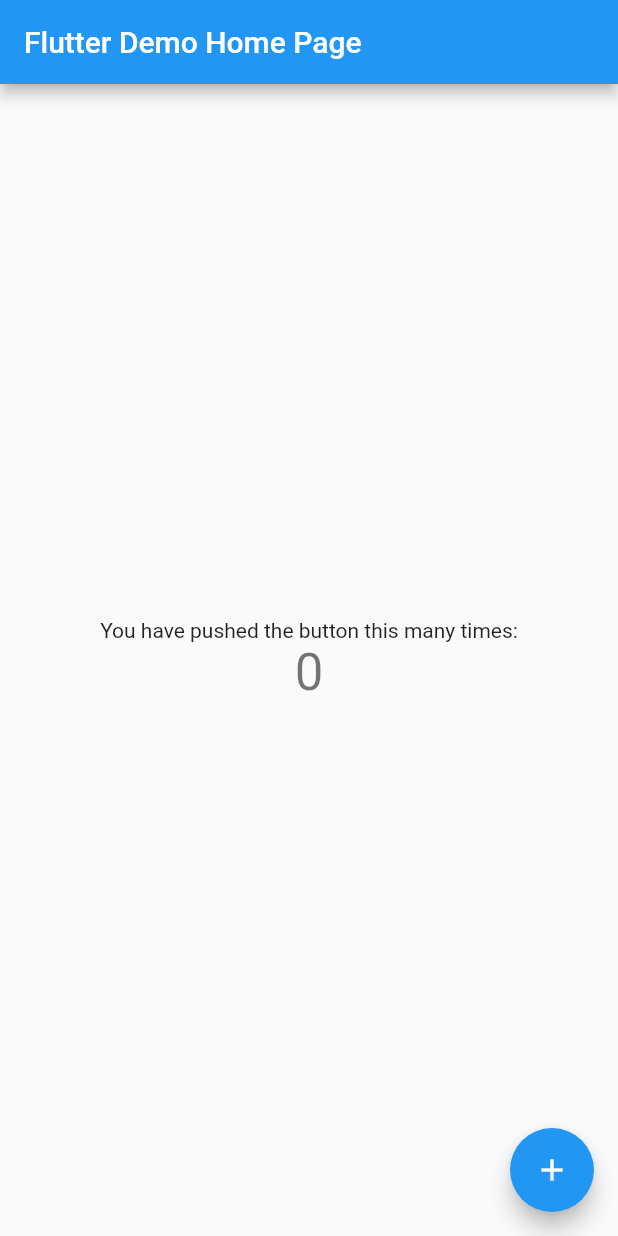
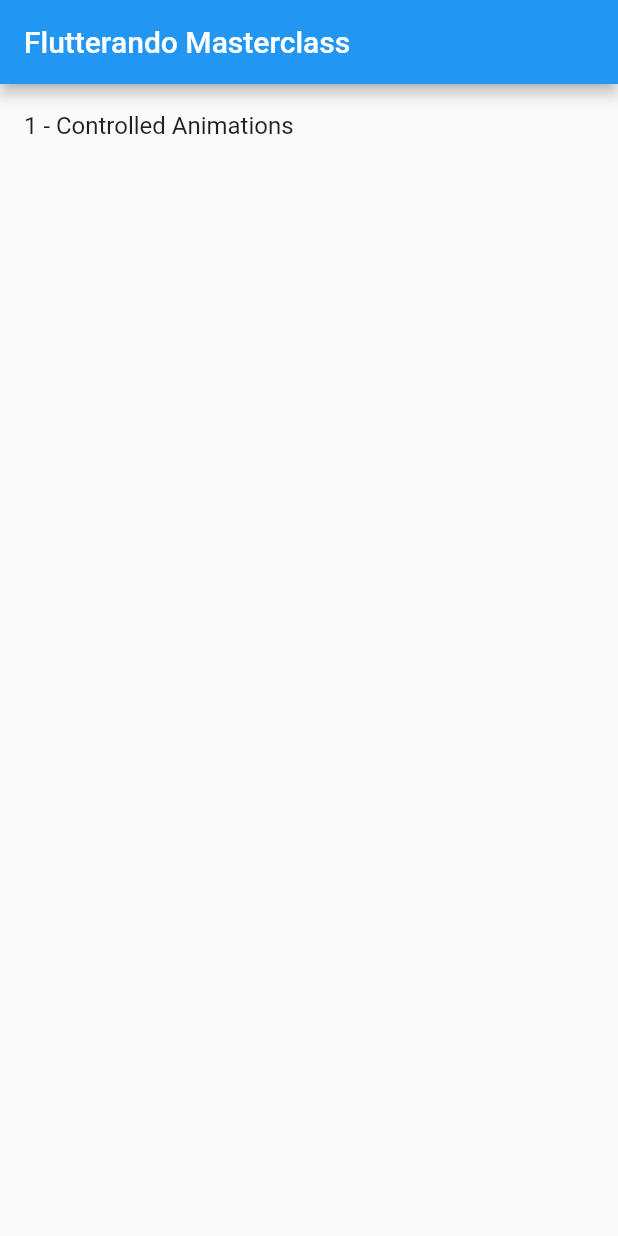
Before and after one commit to enosteteo/controlled_animations, a Flutter app: the screen it shows after launch, on a phone screen of 412 x 824 dp. Run offline on Flutter 3.47's test engine with Material 2 defaults, Android fonts, the light colour scheme and no system bars.

Commit message:
estrutura básica para animações controladas

```diff
--- a/analysis_options.yaml
+++ b/analysis_options.yaml
@@ -24,6 +24,8 @@
   rules:
     # avoid_print: false  # Uncomment to disable the `avoid_print` rule
     # prefer_single_quotes: true  # Uncomment to enable the `prefer_single_quotes` rule
+    prefer_const_constructors: false
+    prefer_const_literals_to_create_immutables: false
 
 # Additional information about this file can be found at
 # https://dart.dev/guides/language/analysis-options
--- a/lib/main.dart
+++ b/lib/main.dart
@@ -1,3 +1,4 @@
+import 'package:controlled_animations/controlled_animations_page.dart';
 import 'package:flutter/material.dart';
 
 void main() {
@@ -13,103 +14,54 @@
     return MaterialApp(
       title: 'Flutter Demo',
       theme: ThemeData(
-        // This is the theme of your application.
-        //
-        // Try running your application with "flutter run". You'll see the
-        // application has a blue toolbar. Then, without quitting the app, try
-        // changing the primarySwatch below to Colors.green and then invoke
-        // "hot reload" (press "r" in the console where you ran "flutter run",
-        // or simply save your changes to "hot reload" in a Flutter IDE).
-        // Notice that the counter didn't reset back to zero; the application
-        // is not restarted.
         primarySwatch: Colors.blue,
       ),
-      home: const MyHomePage(title: 'Flutter Demo Home Page'),
+      home: const MyHomePage(),
     );
   }
 }
 
 class MyHomePage extends StatefulWidget {
-  const MyHomePage({Key? key, required this.title}) : super(key: key);
-
-  // This widget is the home page of your application. It is stateful, meaning
-  // that it has a State object (defined below) that contains fields that affect
-  // how it looks.
-
-  // This class is the configuration for the state. It holds the values (in this
-  // case the title) provided by the parent (in this case the App widget) and
-  // used by the build method of the State. Fields in a Widget subclass are
-  // always marked "final".
-
-  final String title;
+  const MyHomePage({Key? key}) : super(key: key);
 
   @override
   State<MyHomePage> createState() => _MyHomePageState();
 }
 
 class _MyHomePageState extends State<MyHomePage> {
-  int _counter = 0;
+  @override
+  Widget build(BuildContext context) {
+    return Scaffold(
+      appBar: AppBar(
+        title: Text('Flutterando Masterclass'),
+      ),
+      body: Column(
+        children: [
+          GoToListTileWidget(
+            goTo: ControlledAnimationsPage(),
+            title: '1 - Controlled Animations',
+          ),
+        ],
+      ),
+    );
+  }
+}
 
-  void _incrementCounter() {
-    setState(() {
-      // This call to setState tells the Flutter framework that something has
-      // changed in this State, which causes it to rerun the build method below
-      // so that the display can reflect the updated values. If we changed
-      // _counter without calling setState(), then the build method would not be
-      // called again, and so nothing would appear to happen.
-      _counter++;
-    });
-  }
+class GoToListTileWidget extends StatelessWidget {
+  final Widget goTo;
+  final String title;
+
+  const GoToListTileWidget({Key? key, required this.goTo, required this.title})
+      : super(key: key);
 
   @override
   Widget build(BuildContext context) {
-    // This method is rerun every time setState is called, for instance as done
-    // by the _incrementCounter method above.
-    //
-    // The Flutter framework has been optimized to make rerunning build methods
-    // fast, so that you can just rebuild anything that needs updating rather
-    // than having to individually change instances of widgets.
-    return Scaffold(
-      appBar: AppBar(
-        // Here we take the value from the MyHomePage object that was created by
-        // the App.build method, and use it to set our appbar title.
-        title: Text(widget.title),
+    return ListTile(
+      title: Text(title),
+      onTap: () => Navigator.push(
+        context,
+        MaterialPageRoute(builder: (context) => goTo),
       ),
-      body: Center(
-        // Center is a layout widget. It takes a single child and positions it
-        // in the middle of the parent.
-        child: Column(
-          // Column is also a layout widget. It takes a list of children and
-          // arranges them vertically. By default, it sizes itself to fit its
-          // children horizontally, and tries to be as tall as its parent.
-          //
-          // Invoke "debug painting" (press "p" in the console, choose the
-          // "Toggle Debug Paint" action from the Flutter Inspector in Android
-          // Studio, or the "Toggle Debug Paint" command in Visual Studio Code)
-          // to see the wireframe for each widget.
-          //
-          // Column has various properties to control how it sizes itself and
-          // how it positions its children. Here we use mainAxisAlignment to
-          // center the children vertically; the main axis here is the vertical
-          // axis because Columns are vertical (the cross axis would be
-          // horizontal).
-          mainAxisAlignment: MainAxisAlignment.center,
-          children: <Widget>[
-            const Text(
-              'You have pushed the button this many times:',
-            ),
-            Text(
-              '$_counter',
-              style: Theme.of(context).textTheme.headline4,
-            ),
-          ],
-        ),
-      ),
-      floatingActionButton: FloatingActionButton(
-        onPressed: _incrementCounter,
-        tooltip: 'Increment',
-        child: const Icon(Icons.add),
-      ), // This trailing comma makes auto-formatting nicer for build methods.
     );
   }
 }
```
Also changed, not shown: lib/controlled_animations_page.dart (added, +64 -0 lines).
